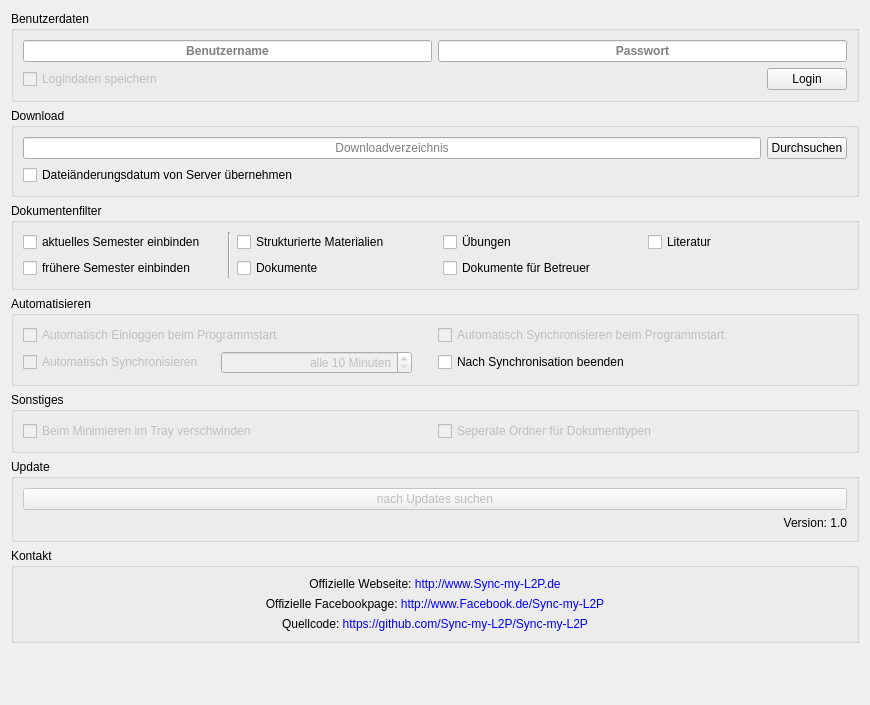
Above: options.ui from RobertKrajewski/Sync-my-L2P before the change. Below: the same form after it.
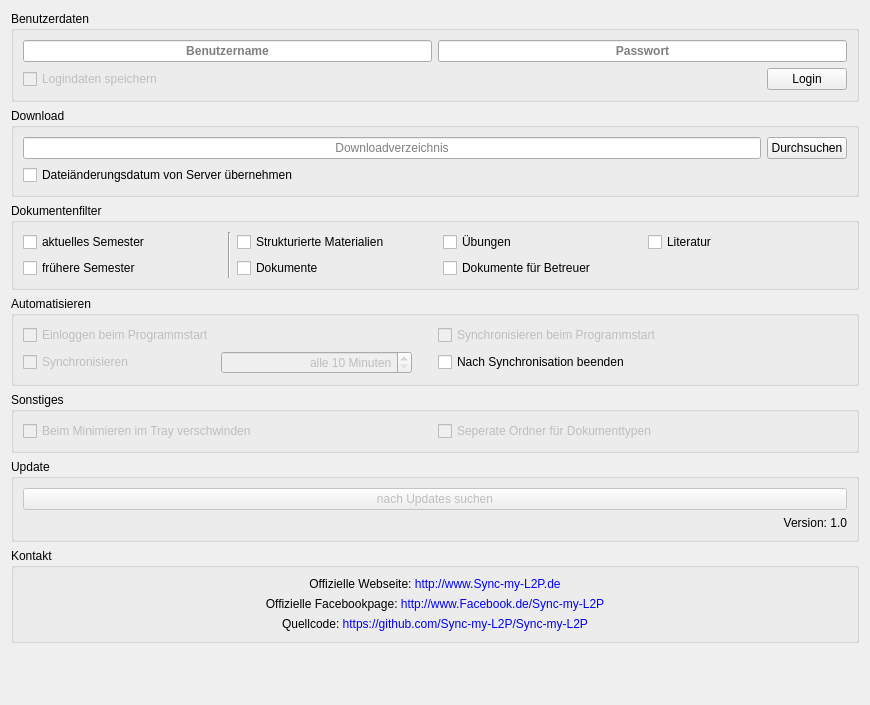
That is the form after the change. Icons and pictures are not drawn.

Commit message: Optionen einfacher benennen - noch weniger Quetschung..

```diff
--- a/options.ui
+++ b/options.ui
@@ -183,7 +183,7 @@
       <item row="0" column="0">
        <widget class="QCheckBox" name="currentSemesterCheckBox">
         <property name="text">
-         <string>aktuelles Semester einbinden</string>
+         <string>aktuelles Semester</string>
         </property>
         <property name="checked">
          <bool>false</bool>
@@ -193,7 +193,7 @@
       <item row="1" column="0">
        <widget class="QCheckBox" name="oldSemesterCheckBox">
         <property name="text">
-         <string>frühere Semester einbinden</string>
+         <string>frühere Semester</string>
         </property>
        </widget>
       </item>
@@ -239,7 +239,7 @@
          <bool>false</bool>
         </property>
         <property name="text">
-         <string>Automatisch Einloggen beim Programmstart</string>
+         <string>Einloggen beim Programmstart</string>
         </property>
         <property name="checked">
          <bool>false</bool>
@@ -252,7 +252,7 @@
          <bool>false</bool>
         </property>
         <property name="text">
-         <string>Automatisch Synchronisieren beim Programmstart</string>
+         <string>Synchronisieren beim Programmstart</string>
         </property>
        </widget>
       </item>
@@ -277,7 +277,7 @@
            </sizepolicy>
           </property>
           <property name="text">
-           <string>Automatisch Synchronisieren</string>
+           <string>Synchronisieren</string>
           </property>
          </widget>
         </item>
```
